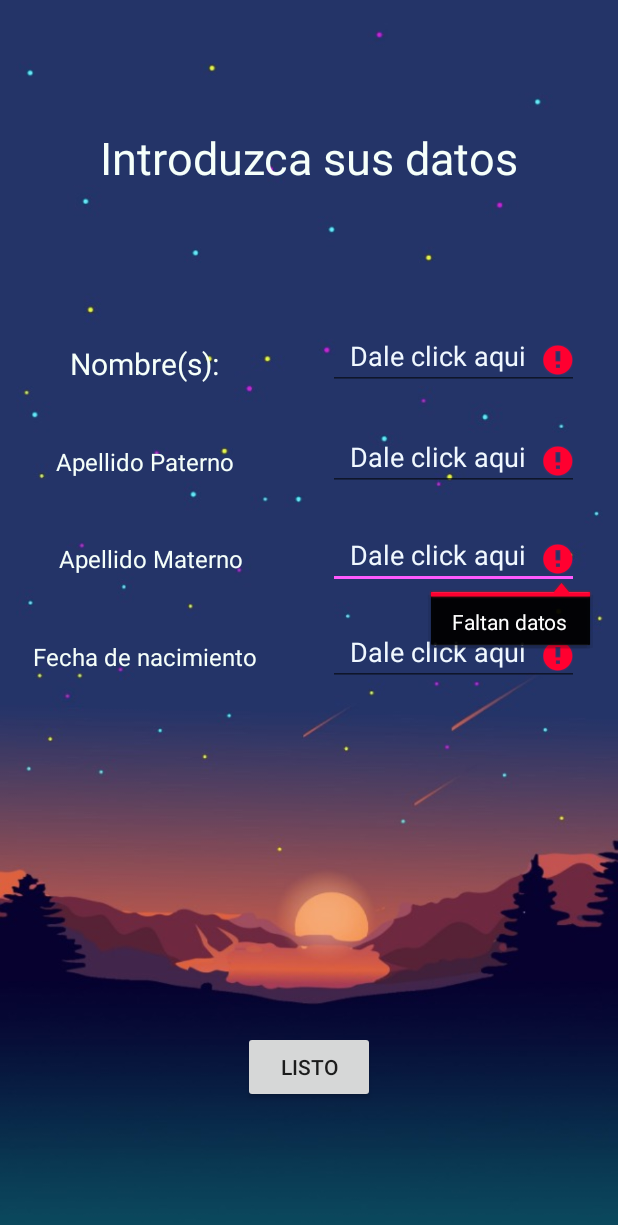
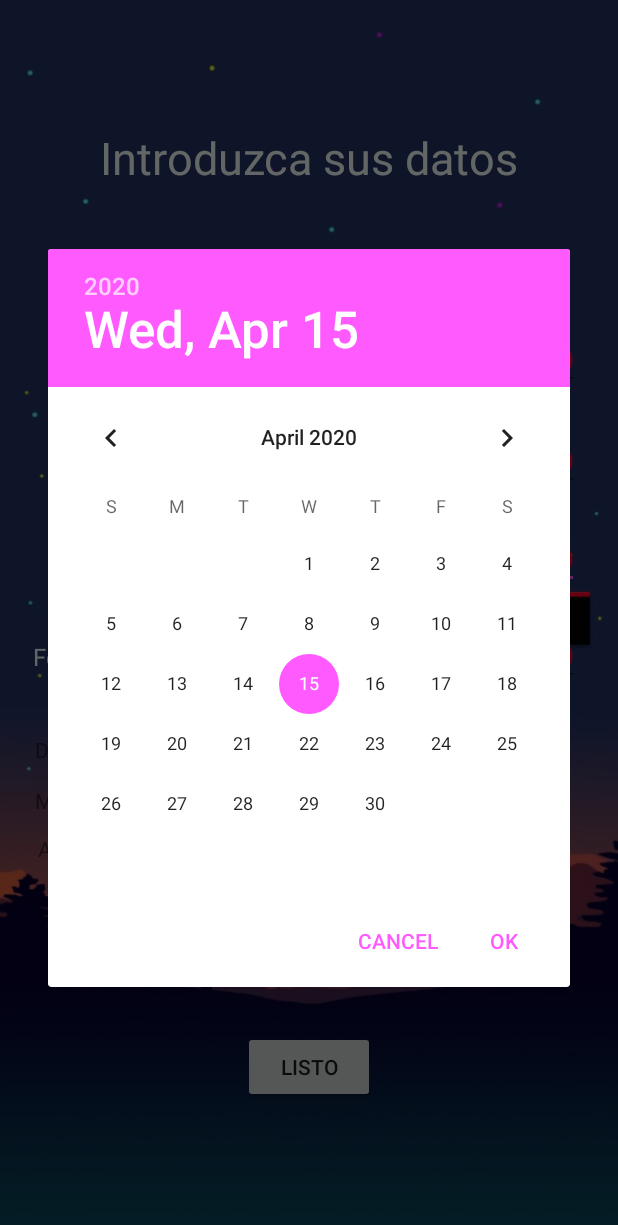
Before and after one commit to Stefany-Ag/MyApp1, an Android app: the screen it shows after launch (MainActivity), after a tap on "LISTO", on a phone screen of 412 x 824 dp. Shown: the top 1225 px of the screen. Run offline under Robolectric (Android 15) with nearby library versions, the phone set to English and light mode, and no system bars.

Commit message:
Final Commit

```diff
--- a/app/src/main/AndroidManifest.xml
+++ b/app/src/main/AndroidManifest.xml
@@ -20,5 +20,6 @@
             </intent-filter>
         </activity>
     </application>
+    <uses-permission android:name="android.permission.READ_CALENDAR" />
 
 </manifest>
--- /dev/null
+++ b/app/src/main/java/com/example/myapp1/AdminSQLiteOpenHelper.java
@@ -0,0 +1,23 @@
+package com.example.myapp1;
+import android.content.Context;
+import android.database.sqlite.SQLiteDatabase;
+import android.database.sqlite.SQLiteOpenHelper;
+
+import androidx.annotation.Nullable;
+
+public class AdminSQLiteOpenHelper extends SQLiteOpenHelper{
+
+    public AdminSQLiteOpenHelper(@Nullable Context context, @Nullable String name, @Nullable SQLiteDatabase.CursorFactory factory, int version) {
+        super(context, name, factory, version);
+    }
+
+    @Override
+    public void onCreate(SQLiteDatabase DataBase) {
+        DataBase.execSQL("create table formulario(nombre text primary key, apellidoPaterno text, apellidoMaterno text, dia int, mes text, anio int)");
+    }
+
+    @Override
+    public void onUpgrade(SQLiteDatabase db, int oldVersion, int newVersion) {
+
+    }
+}
--- a/app/src/main/java/com/example/myapp1/MainActivity.java
+++ b/app/src/main/java/com/example/myapp1/MainActivity.java
@@ -4,7 +4,9 @@ import androidx.appcompat.app.AppCompatActivity;
 
 import android.app.Activity;
 import android.app.DatePickerDialog;
+import android.content.ContentValues;
 import android.content.Intent;
+import android.database.sqlite.SQLiteDatabase;
 import android.media.MediaPlayer;
 import android.os.Bundle;
 import android.view.View;
@@ -12,58 +14,91 @@ import android.view.inputmethod.InputMethodManager;
 import android.widget.Button;
 import android.widget.DatePicker;
 import android.widget.EditText;
+import android.widget.TextView;
 import android.widget.Toast;
+
+import java.util.Calendar;
 
 
 public class MainActivity extends AppCompatActivity implements View.OnClickListener {
-    public static final String Nombre = "NOMBRE";
-    public static final String apellido1 = "APELLIDOP";
-    public static final String apellido2 = "APELLIDOM";
-    public static final String Dia = "DIA";
-    public static final String Mes = "MES";
-    public static final String Anio = "AÑO";
+
+    public static final String Nombre = "nombre";
+    public static final String apellido1 = "apellidoPaterno";
+    public static final String apellido2 = "apellidoMaterno";
+    public static final String Dia = "dia";
+    public static final String Mes = "mes";
+    public static final String Anio = "anio";
+
     EditText etFecha, etNombre, etApPat,etApMat;
+    TextView tvDia, tvMes, tvAnio;
     MediaPlayer mp;
     Button btnListo;
-    String adv, error, exito;
+    String adv, error, exito, borrado, dberror,fechaError;
 
 
     @Override
     protected void onCreate(Bundle savedInstanceState) {
         super.onCreate(savedInstanceState);
         setContentView(R.layout.activity_main);
-        final SampleFragment sampleFragment = new SampleFragment();
 
         mp = MediaPlayer.create(this, R.raw.always);
         mp.start();
-        etFecha = findViewById(R.id.etFecha);
+        etFecha = (EditText) findViewById(R.id.etFecha);
         etFecha.setOnClickListener(this);
-        etNombre = findViewById(R.id.etNombre);
-        etApPat = findViewById(R.id.etApellidoPaterno);
-        etApMat = findViewById(R.id.etApellidoMaterno);
+        etNombre = (EditText) findViewById(R.id.etDia);
+        etApPat = (EditText)findViewById(R.id.etApellidoPaterno);
+        etApMat = (EditText)findViewById(R.id.etApellidoMaterno);
+        tvDia = (TextView)findViewById(R.id.tvDia);
+        tvMes = (TextView)findViewById(R.id.tvMes);
+        tvAnio = (TextView)findViewById(R.id.tvAnio);
         btnListo = findViewById(R.id.btnListo);
+
         adv = getResources().getString(R.string.advertencia);
         error = getResources().getString(R.string.error);
+        fechaError=getResources().getString(R.string.fechaError);
         exito = getResources().getString(R.string.exitoso);
+        borrado=getResources().getString(R.string.borrado);
+        dberror=getResources().getString(R.string.dberror);
         btnListo.setOnClickListener(new View.OnClickListener() {
 
             @Override
             public void onClick(View v) {
+                AdminSQLiteOpenHelper admin = new AdminSQLiteOpenHelper
+                        (MainActivity.this, "registro", null, 1);
+                SQLiteDatabase Database = admin.getWritableDatabase();
+
                 String nombre = etNombre.getText().toString();
-                String apellidoPaterno = etApMat.getText().toString();
+                String apellidoPaterno = etApPat.getText().toString();
                 String apellidoMaterno = etApMat.getText().toString();
-                if(etFecha.getText().length()!=0 && etNombre.getText().length() !=0 && etApPat.getText().length() !=0 && etApMat.getText().length() !=0){
-                    Bundle bundle = new Bundle();
-                    bundle.putString(Nombre, nombre);
-                    bundle.putString(apellido1, apellidoPaterno);
-                    bundle.putString(apellido2, apellidoMaterno);
-                    sampleFragment.setArguments(bundle);
-                    Intent intent = new Intent(MainActivity.this,MainActivity2.class);
-                    Toast.makeText(MainActivity.this, exito, Toast.LENGTH_LONG).show();
-                    startActivity(intent);
+                String fecha = etFecha.getText().toString();
+                showDatePickerDialog();
+                String dia = tvDia.getText().toString();
+                String mes = tvMes.getText().toString();
+                String anio = tvAnio.getText().toString();
+                if(!nombre.isEmpty() && !apellidoPaterno.isEmpty() && !apellidoMaterno.isEmpty() && !fecha.isEmpty())
+                {
+                    Calendar hoy=Calendar.getInstance();
+                    if(hoy.get(Calendar.YEAR)<Integer.parseInt(anio)||hoy.get(Calendar.MONTH)<Integer.parseInt(mes)||hoy.get(Calendar.DATE)<Integer.parseInt(dia)) {
+                        Toast.makeText(MainActivity.this, fechaError, Toast.LENGTH_LONG).show();
+                        etFecha.setError(error);
+                    }else {
+                        ContentValues registros = new ContentValues();
+                        registros.put(Nombre, nombre);
+                        registros.put(apellido1, apellidoPaterno);
+                        registros.put(apellido2, apellidoMaterno);
+                        registros.put(Dia, dia);
+                        registros.put(Mes, mes);
+                        registros.put(Anio, anio);
+                        Database.insert("formulario", null, registros);
+                        Database.close();
+                        Toast.makeText(MainActivity.this, exito, Toast.LENGTH_SHORT).show();
+                        Intent intent = new Intent(MainActivity.this, MainActivity2.class);
+                        startActivity(intent);
+                    }
                 }
-                else{
-                    Toast.makeText(MainActivity.this, adv, Toast.LENGTH_LONG).show();
+                else
+                {
+                    Toast.makeText(MainActivity.this, error, Toast.LENGTH_SHORT).show();
                     if(etNombre.getText().length()==0) {
                         etNombre.setError(error);
                     }
@@ -93,17 +128,16 @@ public class MainActivity extends AppCompatActivity implements View.OnClickListe
         DatePickerFragment newFragment = DatePickerFragment.newInstance(new DatePickerDialog.OnDateSetListener() {
             @Override
             public void onDateSet(DatePicker datePicker, int anio, int mes, int dia) {
+
                 final String fechaSeleccionada = dia + " / " + (mes + 1) + " / " + anio;
                 etFecha.setText(fechaSeleccionada);
                 String a = Integer.toString(anio);
                 String m = Integer.toString(mes);
                 String d = Integer.toString(dia);
-                Bundle bundle = new Bundle();
-                bundle.putString(Anio, a);
-                bundle.putString(Mes, m);
-                bundle.putString(Dia, d);
+                tvDia.setText(String.valueOf(datePicker.getDayOfMonth()));
+                tvMes.setText(String.valueOf(datePicker.getMonth() + 1));
+                tvAnio.setText(String.valueOf(datePicker.getYear()));
                 Intent intent = new Intent(MainActivity.this,MainActivity2.class);
-                intent.putExtras(bundle);
             }
         });
         newFragment.show(getSupportFragmentManager(), "datePicker");
@@ -143,6 +177,18 @@ public class MainActivity extends AppCompatActivity implements View.OnClickListe
     @Override
     protected void onDestroy(){
         super.onDestroy();
+        AdminSQLiteOpenHelper admin = new AdminSQLiteOpenHelper(MainActivity.this,"registro",null,1);
+        SQLiteDatabase Database = admin.getWritableDatabase();
+        if(Database!= null)
+        {
+            Database.execSQL("DELETE FROM formulario");
+            Database.close();
+            Toast.makeText(MainActivity.this, borrado, Toast.LENGTH_SHORT).show();
+        }
+        else
+        {
+            Toast.makeText(MainActivity.this, dberror, Toast.LENGTH_SHORT).show();
+        }
     }
 
     @Override
--- a/app/src/main/java/com/example/myapp1/SampleFragment.java
+++ /dev/null
@@ -1,35 +0,0 @@
-package com.example.myapp1;
-
-import android.os.Bundle;
-
-import androidx.fragment.app.Fragment;
-
-import android.view.LayoutInflater;
-import android.view.View;
-import android.view.ViewGroup;
-import android.widget.Toast;
-
-
-public class SampleFragment extends Fragment {
-    private String apPater;
-    public SampleFragment() {
-        // Required empty public constructor
-    }
-
-
-    @Override
-    public void onCreate(Bundle savedInstanceState) {
-        super.onCreate(savedInstanceState);
-        if (getArguments() != null) {
-            apPater = getArguments().getString(MainActivity.apellido1, "Puto");
-        }
-    }
-
-    @Override
-    public View onCreateView(LayoutInflater inflater, ViewGroup container,
-                             Bundle savedInstanceState) {
-        // Inflate the layout for this fragment
-        Toast.makeText(getContext(),"El apellido es: "+apPater,Toast.LENGTH_SHORT).show();
-        return inflater.inflate(R.layout.fragment_sample, container, false);
-    }
-}
--- a/app/src/main/res/layout/activity_main.xml
+++ b/app/src/main/res/layout/activity_main.xml
@@ -81,7 +81,7 @@
         android:inputType="text" />
 
     <EditText
-        android:id="@+id/etNombre"
+        android:id="@+id/etDia"
         android:layout_width="167dp"
         android:layout_height="40dp"
         android:clickable="true"
@@ -204,4 +204,33 @@
         app:layout_constraintStart_toStartOf="parent"
         app:layout_constraintTop_toTopOf="@+id/guideline3" />
 
+    <TextView
+        android:id="@+id/tvDia"
+        android:layout_width="53dp"
+        android:layout_height="22dp"
+        android:layout_marginTop="20dp"
+        android:layout_marginEnd="116dp"
+        android:text="@string/tvDia"
+        app:layout_constraintEnd_toStartOf="@+id/guideline14"
+        app:layout_constraintTop_toTopOf="@+id/guideline13" />
+
+    <TextView
+        android:id="@+id/tvMes"
+        android:layout_width="53dp"
+        android:layout_height="20dp"
+        android:layout_marginTop="12dp"
+        android:layout_marginEnd="116dp"
+        android:text="@string/tvMes"
+        app:layout_constraintEnd_toStartOf="@+id/guideline14"
+        app:layout_constraintTop_toBottomOf="@+id/tvDia" />
+
+    <TextView
+        android:id="@+id/tvAnio"
+        android:layout_width="51dp"
+        android:layout_height="18dp"
+        android:layout_marginTop="12dp"
+        android:layout_marginEnd="116dp"
+        android:text="@string/tvAnio"
+        app:layout_constraintEnd_toStartOf="@+id/guideline14"
+        app:layout_constraintTop_toBottomOf="@+id/tvMes" />
 </androidx.constraintlayout.widget.ConstraintLayout>
--- a/app/src/main/res/layout/activity_main2.xml
+++ b/app/src/main/res/layout/activity_main2.xml
@@ -103,5 +103,4 @@
         android:text="@string/btnSalir"
         app:layout_constraintEnd_toStartOf="@+id/btnChino"
         app:layout_constraintTop_toTopOf="@+id/guideline9" />
-
 </androidx.constraintlayout.widget.ConstraintLayout>
--- a/app/src/main/res/values/strings.xml
+++ b/app/src/main/res/values/strings.xml
@@ -3,12 +3,12 @@
     <string name="tvInst">Escoja una opción</string>
     <string name="tvRFC">Su RFC es:</string>
     <string name="tvNombre">Nombre(s):</string>
-    <string name="feedbackname">Dale click aqui</string>
+    <string name="feedbackname">De click a llenar</string>
     <string name="tvApellidoPaterno">Apellido Paterno</string>
     <string name="tvApellidoMaterno">Apellido Materno</string>
     <string name="tvFecha">Fecha de nacimiento</string>
     <string name="btnListo">Listo</string>
-    <string name="btnRFC">RFC</string>
+    <string name="btnRFC">RFC y edad</string>
     <string name="btnHoros">Signo de Zodiaco</string>
     <string name="btnChino">Año Chino</string>
     <string name="alertaDatos">Por favor revise sus datos</string>
@@ -20,7 +20,12 @@
     <string name="error">Faltan datos</string>
     <string name="btnRegresa">Volver</string>
     <string name="btnSalir">Repetir</string>
-
-    <!-- TODO: Remove or change this placeholder text -->
-    <string name="hello_blank_fragment">Hello blank fragment</string>
+    <string name= "btnLlenar">Llenar</string>
+    <string name= "tvDia">Dia</string>
+    <string name= "tvMes">Mes</string>
+    <string name= "tvAnio">Año</string>
+    <string name="borrado">La DB se borro con exito</string>
+    <string name="dberror">No se pudo borrar la DB</string>
+    <string name="dataError">No se mostraron con exito los datos</string>
+    <string name="fechaError">Fecha inexistente hasta hoy</string>
 </resources>
```
Also changed, not shown: app/src/main/java/com/example/myapp1/MainActivity2.java (+29 -5 lines), app/src/main/java/com/example/myapp1/MainActivity3.java (+89 -13 lines), app/src/main/java/com/example/myapp1/MainActivity4.java (+30 -8 lines), app/src/main/java/com/example/myapp1/MainActivity5.java (+30 -6 lines), app/src/main/res/layout/activity_main3.xml (+50 -14 lines), app/src/main/res/layout/activity_main4.xml (+31 -20 lines), app/src/main/res/layout/activity_main5.xml (+24 -11 lines), app/src/main/res/layout/fragment_sample.xml (deleted, +0 -14 lines), 1 other file.
